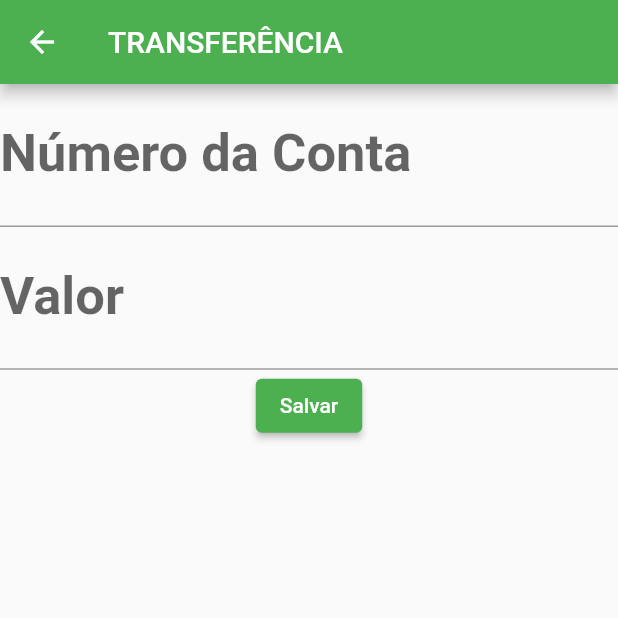
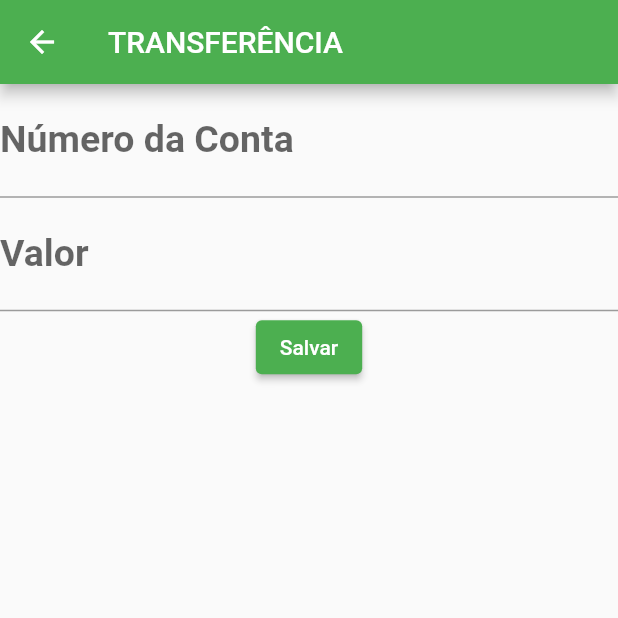
Before and after one commit to micherlane/app_transferencias_flutter, a Flutter app: the TransferenciaForm screen opened directly, on a phone screen of 412 x 824 dp, the top half of it. Run offline on Flutter 3.47's test engine with Material 2 defaults, Android fonts, the phone set to English and light mode, and no system bars; our stand-ins replace sqflite; accounts and stored records are empty.

```diff
--- a/lib/telas/formulario.dart
+++ b/lib/telas/formulario.dart
@@ -35,7 +35,7 @@ class _TransferenciaFormState extends State<TransferenciaForm> {
       String hint, bool ehNumero) {
     return TextField(
       controller: controller,
-      style: const TextStyle(fontSize: 35.0, fontWeight: FontWeight.bold),
+      style: const TextStyle(fontSize: 25.0, fontWeight: FontWeight.bold),
       decoration: InputDecoration(
         labelText: label,
         hintText: hint,
```
Also changed, not shown: lib/telas/home.dart (+10 -2 lines).
